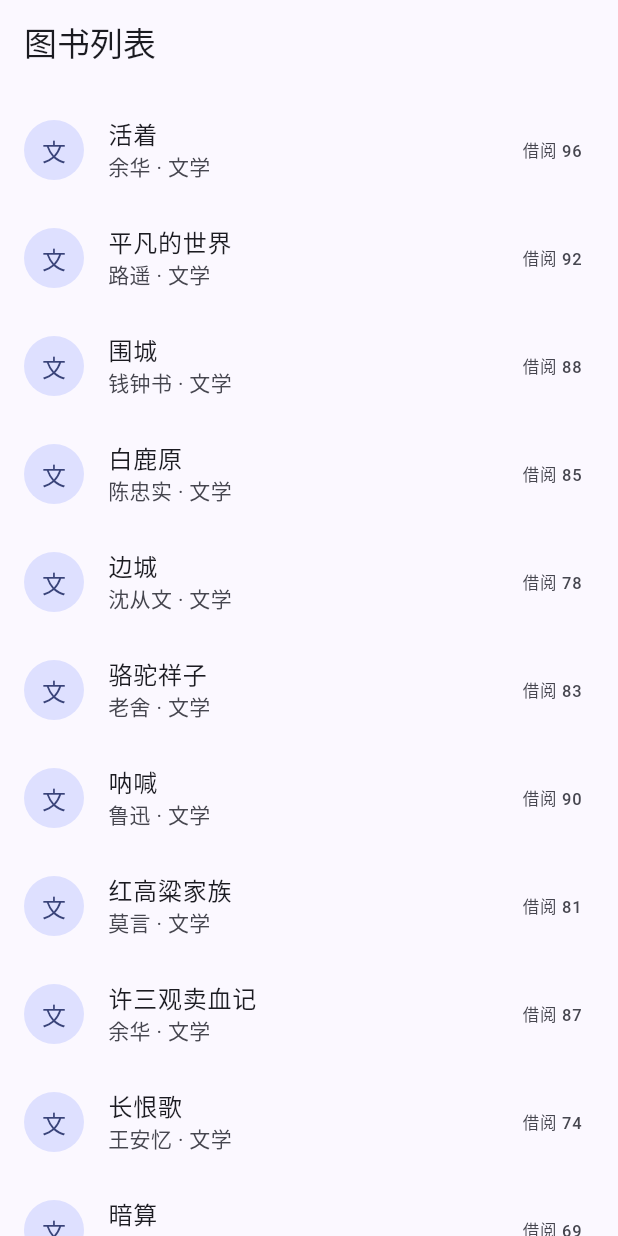
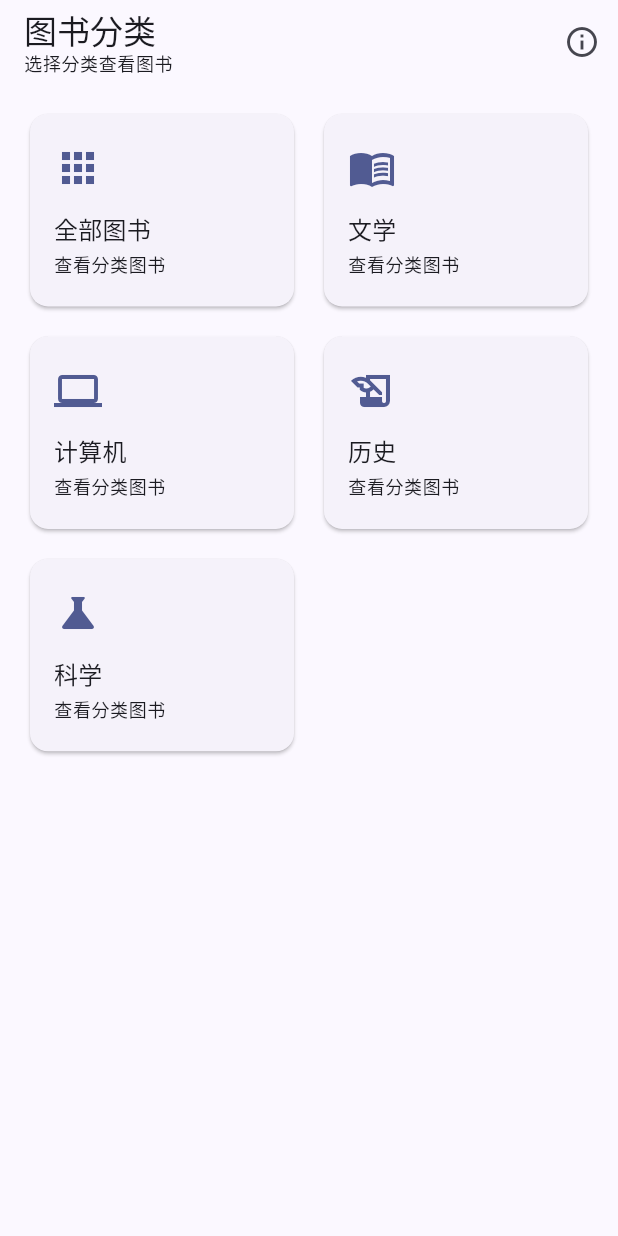
Before and after one commit to zzsycloud/MobileSoftware-Development, a Flutter app: the screen it shows after launch, on a phone screen of 412 x 824 dp. Run offline on Flutter 3.47's test engine with Material 3 defaults, Android fonts, the phone set to English and light mode, and no system bars.

Commit message:
feat: named routes, grid home and typed pop result

```diff
--- a/lecture7/app_skeleton/lib/main.dart
+++ b/lecture7/app_skeleton/lib/main.dart
@@ -1,22 +1,32 @@
 import 'package:flutter/material.dart';
 
+import 'pages/about_page.dart';
+import 'pages/book_detail_page.dart';
 import 'pages/book_list_page.dart';
+import 'pages/home_page.dart';
+import 'routes/app_routes.dart';
 
-void main() => runApp(const AppSkeletonApp());
+void main() => runApp(const Lecture7App());
 
-class AppSkeletonApp extends StatelessWidget {
-  const AppSkeletonApp({super.key});
+class Lecture7App extends StatelessWidget {
+  const Lecture7App({super.key});
 
   @override
   Widget build(BuildContext context) {
     return MaterialApp(
-      title: 'Lecture 7 App Skeleton',
+      title: 'Lecture 7',
       debugShowCheckedModeBanner: false,
       theme: ThemeData(
         colorSchemeSeed: Colors.indigo,
         useMaterial3: true,
       ),
-      home: const BookListPage(),
+      initialRoute: AppRoutes.home,
+      routes: {
+        AppRoutes.home: (_) => const HomePage(),
+        AppRoutes.bookList: (_) => const BookListPage(),
+        AppRoutes.bookDetail: (_) => const BookDetailPage(),
+        AppRoutes.about: (_) => const AboutPage(),
+      },
     );
   }
 }
--- /dev/null
+++ b/lecture7/app_skeleton/lib/models/route_arguments.dart
@@ -0,0 +1,20 @@
+class BookListArgs {
+  const BookListArgs({this.category});
+
+  final String? category;
+}
+
+class BookListResult {
+  const BookListResult({
+    required this.highBorrowOnly,
+    this.category,
+  });
+
+  final bool highBorrowOnly;
+  final String? category;
+
+  String get label {
+    final scope = category ?? '全部图书';
+    return highBorrowOnly ? '仅看高借阅量 · $scope' : scope;
+  }
+}
--- /dev/null
+++ b/lecture7/app_skeleton/lib/pages/home_page.dart
@@ -0,0 +1,85 @@
+import 'package:flutter/material.dart';
+
+import '../models/route_arguments.dart';
+import '../routes/app_routes.dart';
+import '../widgets/category_card.dart';
+
+class HomePage extends StatefulWidget {
+  const HomePage({super.key});
+
+  @override
+  State<HomePage> createState() => _HomePageState();
+}
+
+class _HomePageState extends State<HomePage> {
+  static const List<_CategoryEntry> _entries = [
+    _CategoryEntry('全部图书', Icons.apps, null),
+    _CategoryEntry('文学', Icons.menu_book, '文学'),
+    _CategoryEntry('计算机', Icons.computer, '计算机'),
+    _CategoryEntry('历史', Icons.history_edu, '历史'),
+    _CategoryEntry('科学', Icons.science, '科学'),
+  ];
+
+  String? _filterLabel;
+
+  Future<void> _openList(String? category) async {
+    final result = await Navigator.pushNamed(
+      context,
+      AppRoutes.bookList,
+      arguments: BookListArgs(category: category),
+    );
+    if (!mounted || result is! BookListResult) return;
+    setState(() => _filterLabel = result.label);
+  }
+
+  @override
+  Widget build(BuildContext context) {
+    return Scaffold(
+      appBar: AppBar(
+        title: Column(
+          crossAxisAlignment: CrossAxisAlignment.start,
+          children: [
+            const Text('图书分类'),
+            Text(
+              _filterLabel ?? '选择分类查看图书',
+              style: Theme.of(context).textTheme.bodySmall,
+            ),
+          ],
+        ),
+        actions: [
+          IconButton(
+            tooltip: '关于',
+            onPressed: () => Navigator.pushNamed(context, AppRoutes.about),
+            icon: const Icon(Icons.info_outline),
+          ),
+        ],
+      ),
+      body: GridView.builder(
+        padding: const EdgeInsets.all(16),
+        itemCount: _entries.length,
+        gridDelegate: const SliverGridDelegateWithFixedCrossAxisCount(
+          crossAxisCount: 2,
+          crossAxisSpacing: 12,
+          mainAxisSpacing: 12,
+          childAspectRatio: 1.35,
+        ),
+        itemBuilder: (context, index) {
+          final entry = _entries[index];
+          return CategoryCard(
+            category: entry.name,
+            icon: entry.icon,
+            onTap: () => _openList(entry.category),
+          );
+        },
+      ),
+    );
+  }
+}
+
+class _CategoryEntry {
+  const _CategoryEntry(this.name, this.icon, this.category);
+
+  final String name;
+  final IconData icon;
+  final String? category;
+}
--- /dev/null
+++ b/lecture7/app_skeleton/lib/routes/app_routes.dart
@@ -0,0 +1,8 @@
+class AppRoutes {
+  const AppRoutes._();
+
+  static const String home = '/';
+  static const String bookList = '/list';
+  static const String bookDetail = '/detail';
+  static const String about = '/about';
+}
--- /dev/null
+++ b/lecture7/app_skeleton/lib/widgets/category_card.dart
@@ -0,0 +1,39 @@
+import 'package:flutter/material.dart';
+
+class CategoryCard extends StatelessWidget {
+  const CategoryCard({
+    super.key,
+    required this.category,
+    required this.icon,
+    required this.onTap,
+  });
+
+  final String category;
+  final IconData icon;
+  final VoidCallback onTap;
+
+  @override
+  Widget build(BuildContext context) {
+    final theme = Theme.of(context);
+    return Card(
+      clipBehavior: Clip.antiAlias,
+      child: InkWell(
+        onTap: onTap,
+        child: Padding(
+          padding: const EdgeInsets.all(16),
+          child: Column(
+            crossAxisAlignment: CrossAxisAlignment.start,
+            mainAxisAlignment: MainAxisAlignment.center,
+            children: [
+              Icon(icon, size: 32, color: theme.colorScheme.primary),
+              const SizedBox(height: 12),
+              Text(category, style: theme.textTheme.titleMedium),
+              const SizedBox(height: 4),
+              Text('查看分类图书', style: theme.textTheme.bodySmall),
+            ],
+          ),
+        ),
+      ),
+    );
+  }
+}
```
Also changed, not shown: lecture7/app_skeleton/lib/pages/about_page.dart (added, +42 -0 lines), lecture7/app_skeleton/lib/pages/book_detail_page.dart (added, +77 -0 lines), lecture7/app_skeleton/lib/pages/book_list_page.dart (+96 -15 lines), lecture7/app_skeleton/lib/widgets/book_tile.dart (added, +34 -0 lines).
